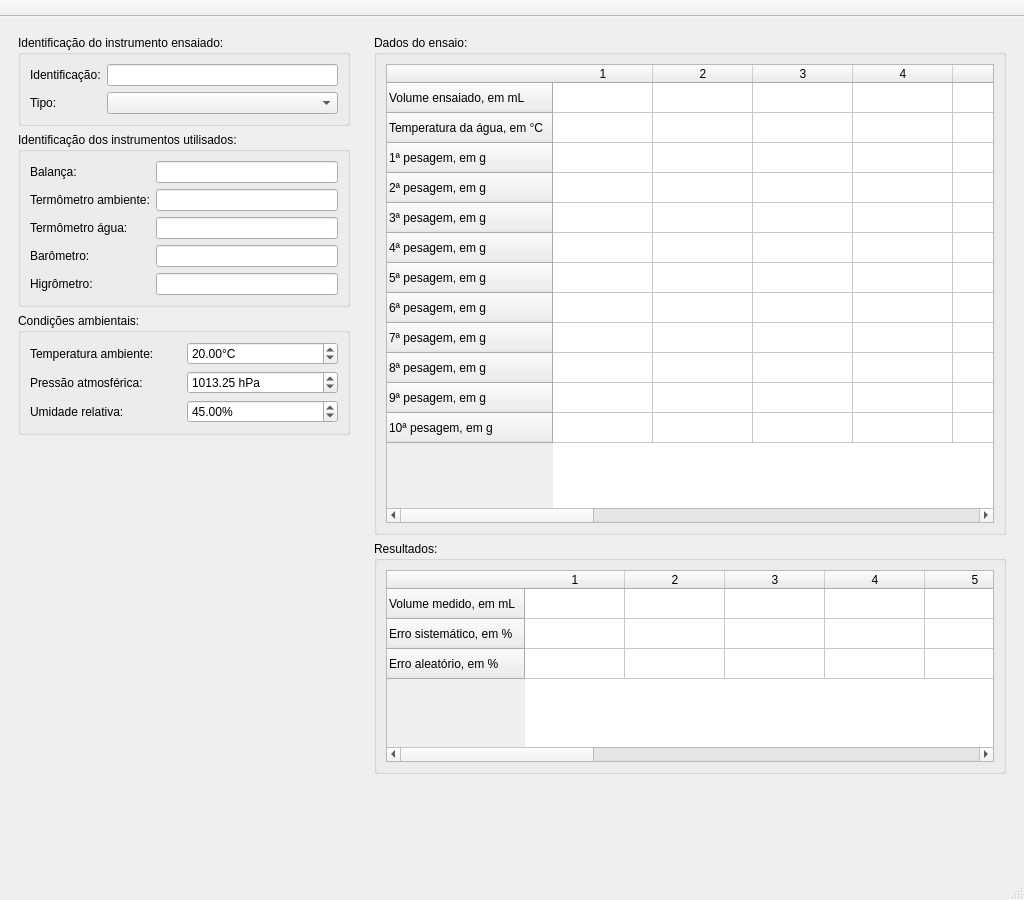
The window that vaca.ui (brunoparente77/vaca) describes before a commit, drawn with Qt 5.
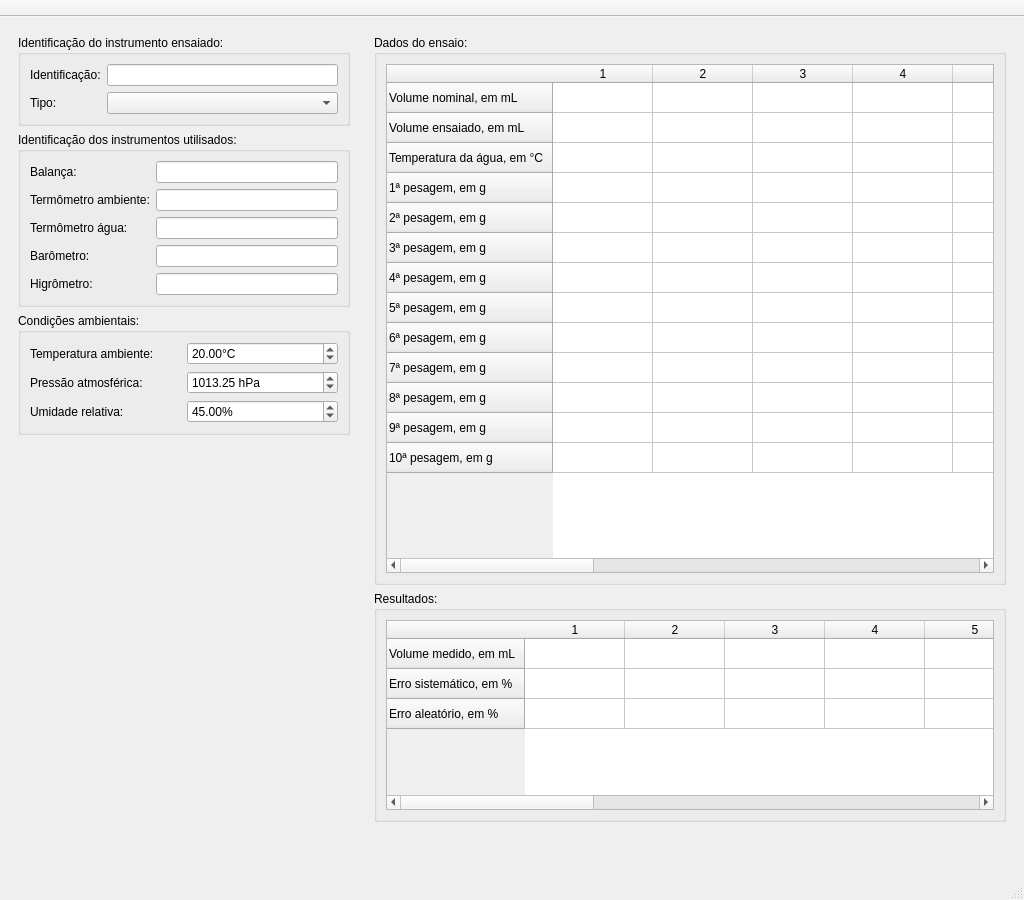
The same window after the commit. Icons and pictures are not drawn.

Patch:
```diff
--- a/vaca.ui
+++ b/vaca.ui
@@ -266,7 +266,7 @@
          <property name="minimumSize">
           <size>
            <width>0</width>
-           <height>500</height>
+           <height>550</height>
           </size>
          </property>
          <property name="title">
@@ -288,7 +288,7 @@
              <bool>false</bool>
             </property>
             <property name="rowCount">
-             <number>12</number>
+             <number>13</number>
             </property>
             <property name="columnCount">
              <number>12</number>
@@ -296,6 +296,11 @@
             <attribute name="horizontalHeaderVisible">
              <bool>true</bool>
             </attribute>
+            <row>
+             <property name="text">
+              <string>Volume nominal, em mL</string>
+             </property>
+            </row>
             <row>
              <property name="text">
               <string>Volume ensaiado, em mL</string>
@@ -368,62 +373,62 @@
             <column/>
             <column/>
             <column/>
-            <item row="0" column="0">
+            <item row="1" column="0">
              <property name="text">
               <string/>
              </property>
             </item>
-            <item row="0" column="1">
+            <item row="1" column="1">
              <property name="text">
               <string/>
              </property>
             </item>
-            <item row="0" column="2">
+            <item row="1" column="2">
              <property name="text">
               <string/>
              </property>
             </item>
-            <item row="0" column="3">
+            <item row="1" column="3">
              <property name="text">
               <string/>
              </property>
             </item>
-            <item row="0" column="4">
+            <item row="1" column="4">
              <property name="text">
               <string/>
              </property>
             </item>
-            <item row="0" column="5">
+            <item row="1" column="5">
              <property name="text">
               <string/>
              </property>
             </item>
-            <item row="0" column="6">
+            <item row="1" column="6">
              <property name="text">
               <string/>
              </property>
             </item>
-            <item row="0" column="7">
+            <item row="1" column="7">
              <property name="text">
               <string/>
              </property>
             </item>
-            <item row="0" column="8">
+            <item row="1" column="8">
              <property name="text">
               <string/>
              </property>
             </item>
-            <item row="0" column="9">
+            <item row="1" column="9">
              <property name="text">
               <string/>
              </property>
             </item>
-            <item row="0" column="10">
+            <item row="1" column="10">
              <property name="text">
               <string/>
              </property>
             </item>
-            <item row="0" column="11">
+            <item row="1" column="11">
              <property name="text">
               <string/>
              </property>
```
